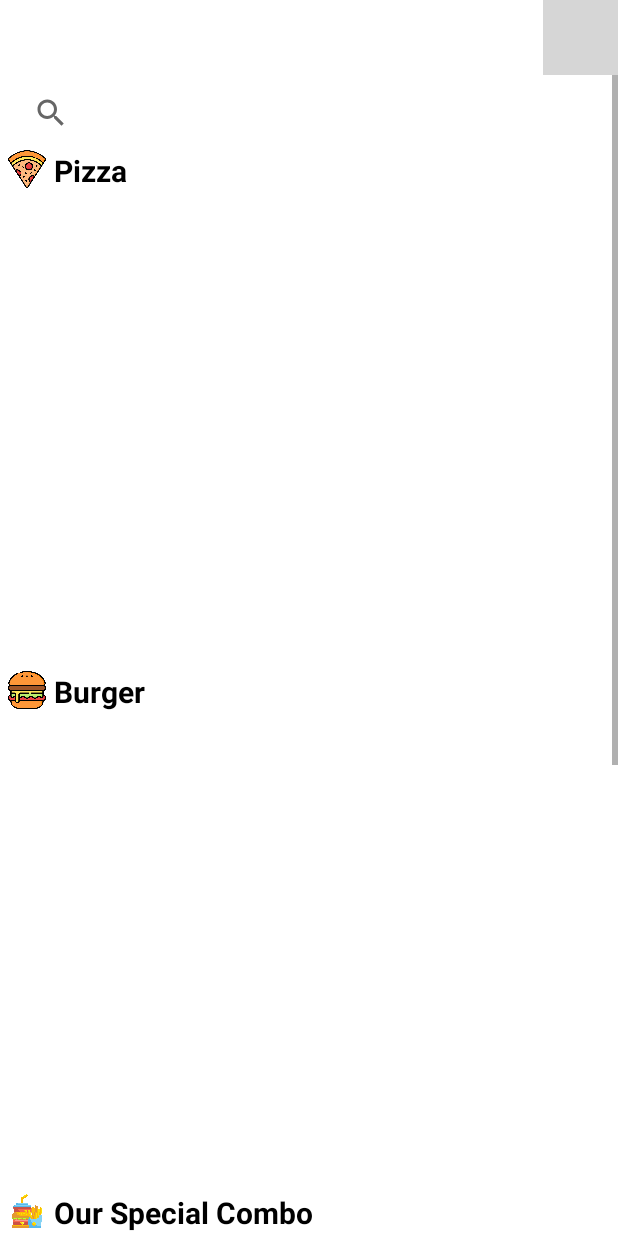
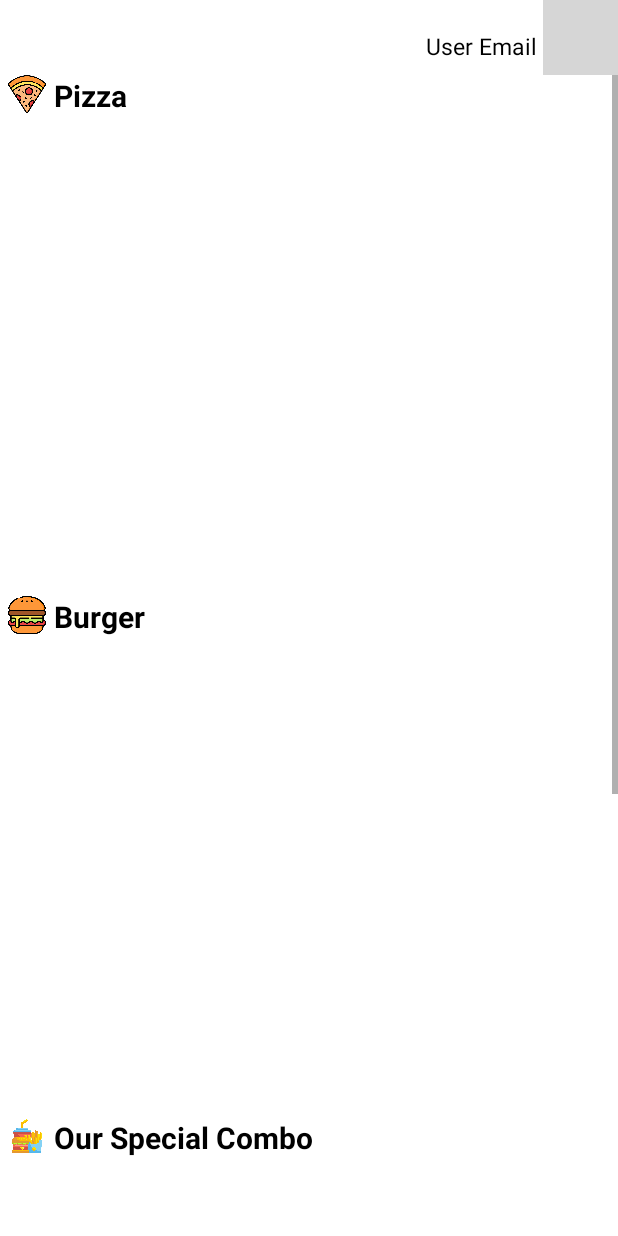
Before and after one commit to Sapana2402/Pizza-pub, an Android app: the layout activity_main.xml on its own in the app's theme, with its tools: preview values and no code run, on a phone screen of 412 x 824 dp. Run offline under Robolectric (Android 15) with nearby library versions, the light colour scheme and no system bars; grey boxes are pictures that could not be loaded.

Commit message:
major changes

```diff
--- a/app/src/main/java/com/example/pizzapub/LoginActivity.java
+++ b/app/src/main/java/com/example/pizzapub/LoginActivity.java
@@ -60,8 +60,9 @@ public class LoginActivity extends AppCompatActivity {
                                 @Override
                                 public void onComplete(@NonNull Task<AuthResult> task) {
                                     if (task.isSuccessful()){
-                                        Intent loginintent = new Intent(LoginActivity.this,MainActivity.class);
-                                        startActivity(loginintent);
+                                        Intent loginIntent = new Intent(LoginActivity.this,MainActivity.class);
+                                        loginIntent.putExtra("email",email);
+                                        startActivity(loginIntent);
                                     }else{
                                         Toast.makeText(LoginActivity.this,"Login Unsuccessfully",Toast.LENGTH_LONG)
                                                 .show();
--- a/app/src/main/java/com/example/pizzapub/Registration_Activity.java
+++ b/app/src/main/java/com/example/pizzapub/Registration_Activity.java
@@ -78,7 +78,7 @@ public class Registration_Activity extends AppCompatActivity {
                                 @Override
                                 public void onComplete(@NonNull Task<AuthResult> task) {
                                     if (task.isSuccessful()){
-                                        Intent loginintent = new Intent(Registration_Activity.this,MainActivity.class);
+                                        Intent loginintent = new Intent(Registration_Activity.this,LoginActivity.class);
                                         startActivity(loginintent);
                                     }else{
                                         Toast.makeText(Registration_Activity.this,"Ragister Unsuccessfully",Toast.LENGTH_LONG)
--- a/app/src/main/res/layout/activity_main.xml
+++ b/app/src/main/res/layout/activity_main.xml
@@ -14,21 +14,31 @@
             android:layout_height="match_parent"
             android:orientation="vertical">
 
-
+            <LinearLayout
+                android:layout_width="match_parent"
+                android:layout_height="wrap_content"
+                android:layout_gravity="end"
+                android:gravity="end"
+                android:orientation="horizontal">
+                <TextView
+                    android:id="@+id/email"
+                    android:layout_width="wrap_content"
+                    android:layout_height="30dp"
+                    android:textSize="15dp"
+                    android:layout_marginLeft="5dp"
+                    android:layout_marginRight="4dp"
+                    android:layout_marginTop="20dp"
+                    android:textColor="@color/black"
+                    android:text="User Email"/>
 
             <ImageView
                 android:id="@+id/glass"
                     android:layout_width="50dp"
                     android:layout_height="50dp"
-                android:layout_gravity="right"
+                      android:layout_gravity="right"
+
                     android:src="@drawable/floating2"/>
-
-            <SearchView
-                android:layout_width="match_parent"
-                android:layout_marginLeft="10dp"
-                android:layout_marginRight="10dp"
-                android:queryHint="Search Here"
-                android:layout_height="50dp" />
+            </LinearLayout>
 
 
         </LinearLayout>
```
Also changed, not shown: app/src/main/java/com/example/pizzapub/MainActivity.java (+7 -4 lines).
